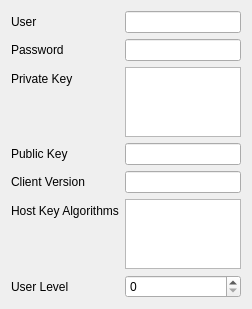
plusls/Qv2ray, file src/plugins/v2ray/ui/V2RaySager/outbound/ssh.ui: the form before one commit.
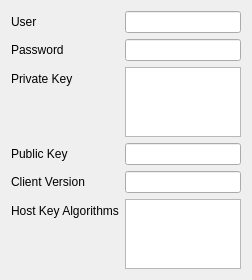
The form after the commit.

Commit message: remove ssh user level

Patch:
```diff
--- a/src/plugins/v2ray/ui/V2RaySager/outbound/ssh.ui
+++ b/src/plugins/v2ray/ui/V2RaySager/outbound/ssh.ui
@@ -74,23 +74,6 @@
    <item row="5" column="1">
     <widget class="QPlainTextEdit" name="textHostKeyAlgorithms"></widget>
    </item>
-   <item row="6" column="0">
-    <widget class="QLabel" name="labeUserLevel">
-     <property name="text">
-      <string>User Level</string>
-     </property>
-    </widget>
-   </item>
-   <item row="6" column="1">
-    <widget class="QSpinBox" name="spinBoxUserLevel">
-     <property name="minimum">
-      <number>0</number>
-     </property>
-     <property name="value">
-      <number>0</number>
-     </property>
-    </widget>
-   </item>
   </layout>
  </widget>
  <resources />
```
The commit also changes 2 other files.
